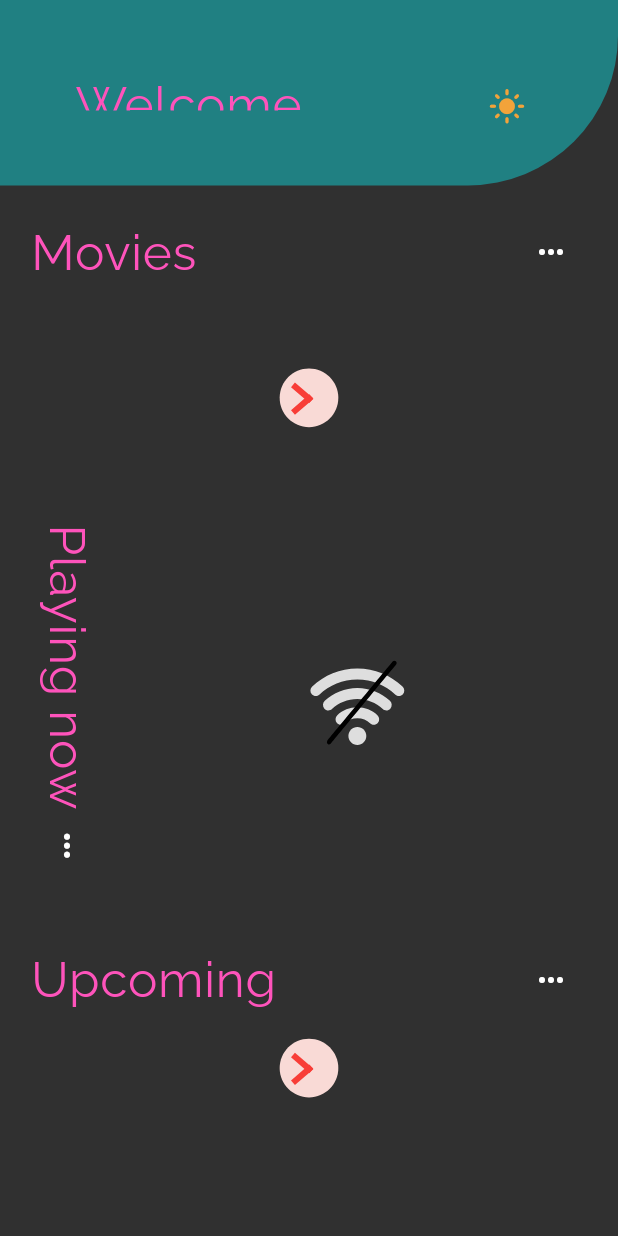
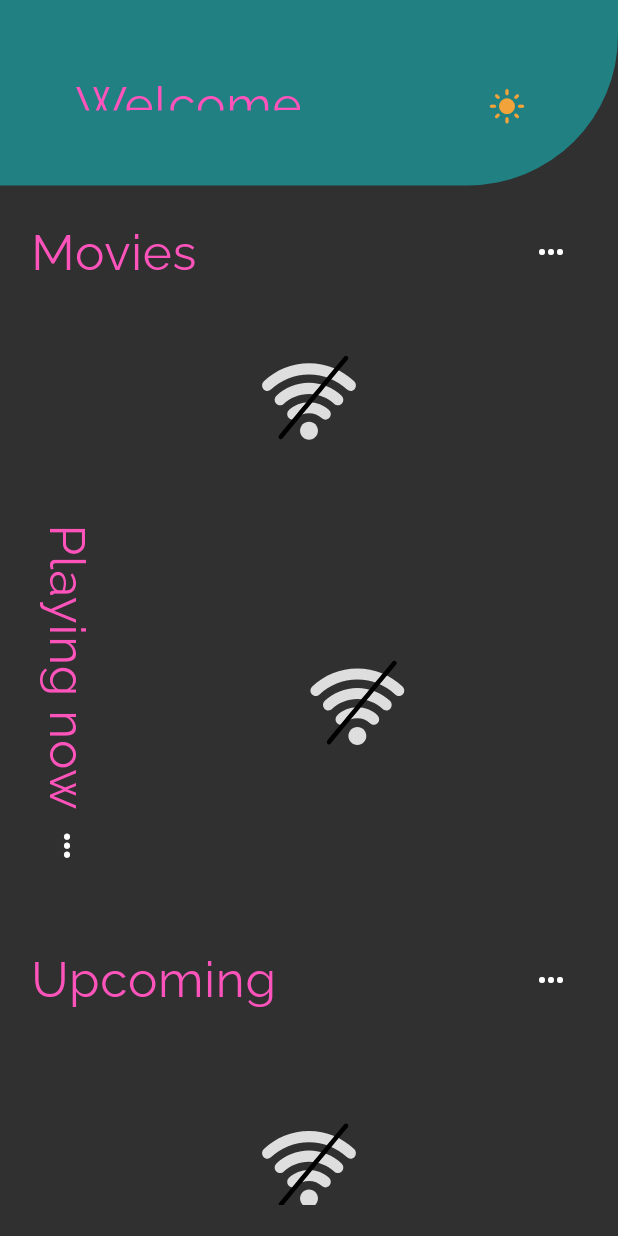
Before and after one commit to lnwara/okoul_movie_app, a Flutter app: the Home screen opened by its route, after a tap on the "dark mode" icon, on a phone screen of 412 x 824 dp. Run offline on Flutter 3.47's test engine with Material 2 defaults, Android fonts, the phone set to English and light mode, and no system bars; drawn by our look-alikes of flutter_animate; our stand-ins replace carousel_slider, get, get_storage, google_fonts, lottie, shimmer and 1 more; missing offline and left inert: widget_mask; accounts and stored records are empty; network calls fail.

Commit message:
ui issues

```diff
--- a/lib/views/components/movieGenres/genresSection.dart
+++ b/lib/views/components/movieGenres/genresSection.dart
@@ -100,7 +100,7 @@ class MovieContainerSection extends StatelessWidget {
                       {
                         return  Padding(
                           padding: const EdgeInsets.all(8.0),
-                          child: Lottie.asset(
+                          child: Lottie.asset(tabController.genresHasError!.id==1?'assets/noInternet.json':
                           'assets/error.json',
                           height: 70,width: 70
                           ),
--- a/lib/views/components/playingNow/playingNowSection.dart
+++ b/lib/views/components/playingNow/playingNowSection.dart
@@ -6,7 +6,6 @@ import 'package:get/get.dart';
 import 'package:lottie/lottie.dart';
 import 'package:okoul_movie_app/controllers/paginationController.dart';
 import 'package:okoul_movie_app/controllers/playingNowController.dart';
-import 'package:okoul_movie_app/models/errorModel.dart';
 import 'package:okoul_movie_app/views/components/playingNow/playingNowSkelton.dart';
 import '../../../Helpers/config.dart';
 import '../../../helpers/constants.dart';
--- a/lib/views/components/upcoming/upcomingSection.dart
+++ b/lib/views/components/upcoming/upcomingSection.dart
@@ -59,11 +59,14 @@ class UpcomingSection extends GetView<UpcomingController> {
                        ),
                       onError: (e)
                       {
-                        if(e is ErrorModel){
-                          return Lottie.asset(
-                           'assets/noInternet.json',
-                           height: 70,width: 70
-                           );
+                        if(e =="1"){
+                          return SizedBox(
+                            height: 200,
+                            child: Lottie.asset(
+                             'assets/noInternet.json',
+                             height: 70,width: 70
+                             ),
+                          );
                          }
                          else
                          {
```
Also changed, not shown: lib/views/screens/details.dart (+66 -49 lines), lib/views/screens/pages/favorites.dart (+16 -4 lines).
